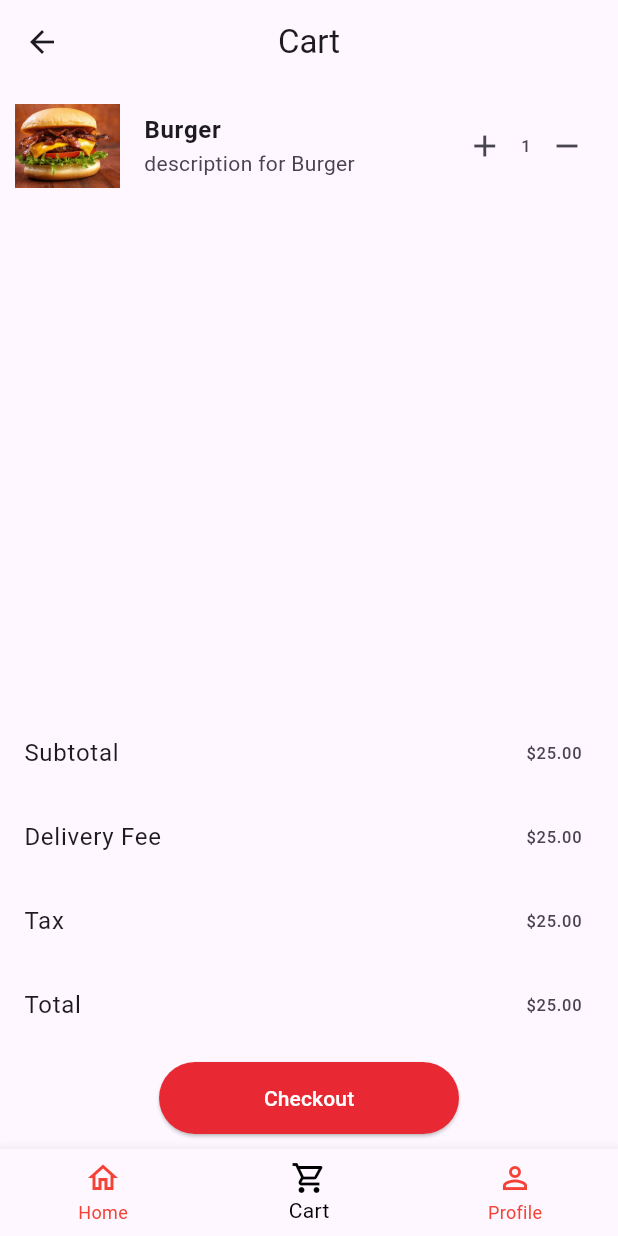
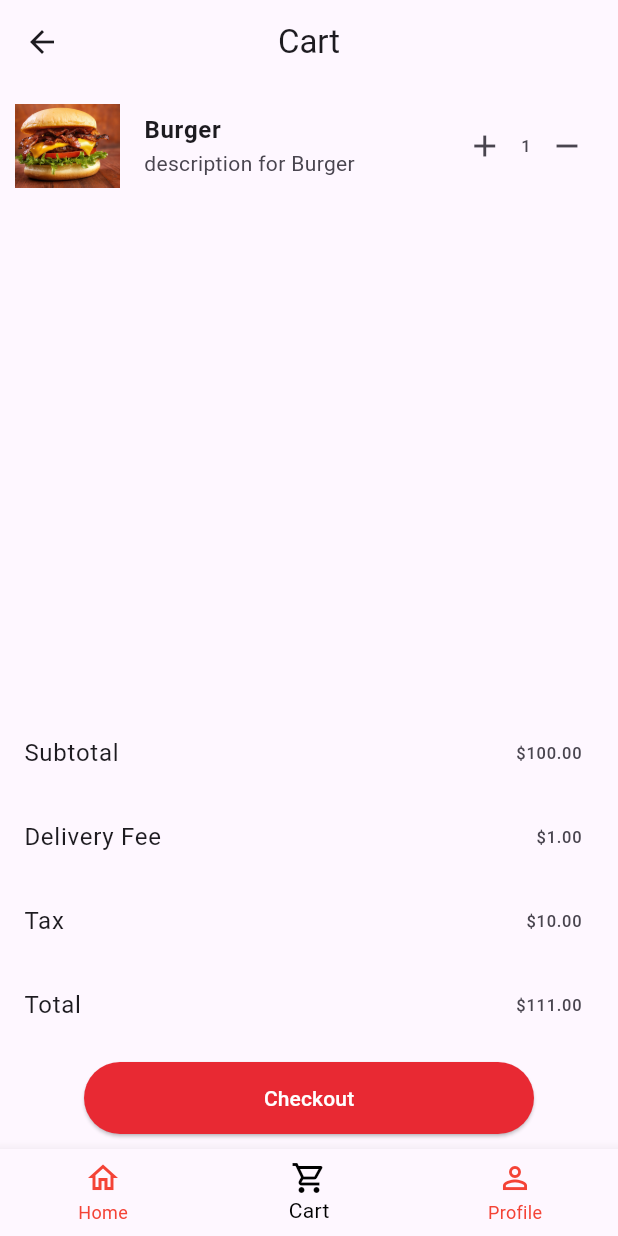
Before and after one commit to MohannedAshraf/Food_Delivery_Task, a Flutter app: the screen it shows after launch, scrolled down 41 dp, after a tap on "Add to cart", after a tap on the "shopping cart" icon, on a phone screen of 412 x 824 dp. Run offline on Flutter 3.47's test engine with Material 3 defaults, Android fonts, the phone set to English and light mode, and no system bars; our stand-ins replace carousel_slider, get, lottie.

Commit message:
all done

```diff
--- a/lib/Screens/checkout_screen.dart
+++ b/lib/Screens/checkout_screen.dart
@@ -9,8 +9,8 @@ class CheckoutScreen extends StatelessWidget {
 
   @override
   Widget build(BuildContext context) {
-    final cartController = Provider.of<CartController>(context, listen: true);
-
+    return Consumer<CartController>(
+      builder: (context, cartController, child) {
         if (cartController.cartItems.isEmpty) {
           return Scaffold(
             appBar: AppBar(
@@ -24,7 +24,11 @@ class CheckoutScreen extends StatelessWidget {
               child: Column(
                 mainAxisAlignment: MainAxisAlignment.center,
                 children: [
-              Lottie.asset('assets/lottie/empty.json', height: 200, width: 200),
+                  Lottie.asset(
+                    'assets/lottie/empty.json',
+                    height: 200,
+                    width: 200,
+                  ),
                   const SizedBox(height: 16),
                   const Padding(
                     padding: EdgeInsets.symmetric(horizontal: 16.0),
@@ -42,7 +46,6 @@ class CheckoutScreen extends StatelessWidget {
             appBar: AppBar(centerTitle: true, title: const Text("Cart")),
             body: Column(
               children: [
-            // القائمة بتاخد المساحة المتبقية
                 Expanded(
                   child: ListView.builder(
                     itemCount: cartController.cartItems.length,
@@ -53,25 +56,43 @@ class CheckoutScreen extends StatelessWidget {
                   ),
                 ),
 
-            // تفاصيل الطلب
-            const ListTile(title: Text('Subtotal'), trailing: Text('\$25.00')),
-            const ListTile(
-              title: Text('Delivery Fee'),
-              trailing: Text('\$25.00'),
+                //total price
+                ListTile(
+                  title: const Text('Subtotal'),
+                  trailing: Text(
+                    '\$${cartController.subtotal.toStringAsFixed(2)}',
                   ),
-            const ListTile(title: Text('Tax'), trailing: Text('\$25.00')),
-            const ListTile(title: Text('Total'), trailing: Text('\$25.00')),
+                ),
+                ListTile(
+                  title: const Text('Delivery Fee'),
+                  trailing: Text(
+                    '\$${cartController.deliveryFee.toStringAsFixed(2)}',
+                  ),
+                ),
+                ListTile(
+                  title: const Text('Tax'),
+                  trailing: Text('\$${cartController.tax.toStringAsFixed(2)}'),
+                ),
+                ListTile(
+                  title: const Text('Total'),
+                  trailing: Text(
+                    '\$${cartController.total.toStringAsFixed(2)}',
+                  ),
+                ),
 
-            // زر الدفع
                 Padding(
                   padding: const EdgeInsets.symmetric(vertical: 10),
                   child: ElevatedButton(
                     onPressed: () {
-                  // تنفيذ عملية الدفع
+                      //clear cart
+                      Provider.of<CartController>(
+                        context,
+                        listen: false,
+                      ).clearCart();
                     },
                     style: ElevatedButton.styleFrom(
                       backgroundColor: const Color(0xffE82933),
-                  fixedSize: const Size(200, 48),
+                      fixedSize: const Size(300, 48),
                     ),
                     child: const Text(
                       'Checkout',
@@ -83,5 +104,7 @@ class CheckoutScreen extends StatelessWidget {
             ),
           );
         }
+      },
+    );
   }
 }
--- a/lib/controllers/cart_controller.dart
+++ b/lib/controllers/cart_controller.dart
@@ -4,14 +4,61 @@ import 'package:food_delivery_app/models/cart_model.dart';
 class CartController extends ChangeNotifier {
   List<CartModel> cartItems = [];
 
-  // Show snack-bar if item is added
   void addItemToCart(CartModel item) {
     cartItems.add(item);
-    notifyListeners(); // setState
+    notifyListeners();
   }
 
   void removeItemFromCart(CartModel item) {
     cartItems.removeWhere((element) => element.id == item.id);
     notifyListeners();
   }
+
+  // increase quantity
+  double increaseQuantity(CartModel item) {
+    final index = cartItems.indexWhere((element) => element.id == item.id);
+    if (index != -1 && cartItems[index].quantity > 0) {
+      cartItems[index] = cartItems[index].copyWith(
+        quantity: cartItems[index].quantity + 1,
+      );
+      notifyListeners();
+    }
+    return subtotal;
+  }
+
+  // decrease quantity
+  double decreaseQuantity(CartModel item) {
+    final index = cartItems.indexWhere((element) => element.id == item.id);
+    if (index != -1) {
+      if (cartItems[index].quantity > 1) {
+        cartItems[index] = cartItems[index].copyWith(
+          quantity: cartItems[index].quantity - 1,
+        );
+      } else {
+        cartItems.removeAt(index);
+      }
+      notifyListeners();
+    }
+    return subtotal;
+  }
+
+  //clear cart
+  void clearCart() {
+    cartItems.clear();
+    notifyListeners();
+  }
+
+  // subtotal
+  double get subtotal {
+    return cartItems.fold(0, (sum, item) => sum + (item.price * item.quantity));
+  }
+
+  // calc tax
+  double get tax => subtotal * 0.10;
+
+  // calc delivery fee
+  double get deliveryFee => subtotal * 0.01;
+
+  // calc total
+  double get total => subtotal + tax + deliveryFee;
 }
--- a/lib/core/widgets/cart_item.dart
+++ b/lib/core/widgets/cart_item.dart
@@ -1,12 +1,17 @@
 import 'package:flutter/material.dart';
+import 'package:food_delivery_app/controllers/cart_controller.dart';
 import 'package:food_delivery_app/models/cart_model.dart';
+import 'package:provider/provider.dart';
 
 class CartItemWidget extends StatelessWidget {
   final CartModel cartItem;
+
   const CartItemWidget({super.key, required this.cartItem});
 
   @override
   Widget build(BuildContext context) {
+    final cartController = Provider.of<CartController>(context, listen: false);
+
     return ListTile(
       contentPadding: const EdgeInsets.symmetric(horizontal: 10, vertical: 5),
       title: Text(
@@ -25,9 +30,20 @@ class CartItemWidget extends StatelessWidget {
         child: Row(
           mainAxisAlignment: MainAxisAlignment.end,
           children: [
-            IconButton(onPressed: () {}, icon: const Icon(Icons.add)),
-            const Text('1'),
-            IconButton(onPressed: () {}, icon: const Icon(Icons.remove)),
+            //add or  remove button
+            IconButton(
+              onPressed: () {
+                cartController.increaseQuantity(cartItem);
+              },
+              icon: const Icon(Icons.add),
+            ),
+            Text('${cartItem.quantity}'),
+            IconButton(
+              onPressed: () {
+                cartController.decreaseQuantity(cartItem);
+              },
+              icon: const Icon(Icons.remove),
+            ),
           ],
         ),
       ),
--- a/lib/core/widgets/list_view.dart
+++ b/lib/core/widgets/list_view.dart
@@ -19,6 +19,11 @@ class _CustomListViewState extends State<CustomListView> {
     final screenWidth = MediaQuery.of(context).size.width;
     final screenHeight = MediaQuery.of(context).size.height;
 
+    final cartController = Provider.of<CartController>(context);
+    final isInCart = cartController.cartItems.any(
+      (item) => item.id == widget.foodItem.id,
+    );
+
     return Container(
       margin: EdgeInsets.symmetric(vertical: screenHeight * 0.01),
       padding: EdgeInsets.all(screenWidth * 0.02),
@@ -36,7 +41,6 @@ class _CustomListViewState extends State<CustomListView> {
       child: Row(
         crossAxisAlignment: CrossAxisAlignment.center,
         children: [
-          // صورة المنتج
           Container(
             width: screenWidth * 0.2,
             height: screenWidth * 0.2,
@@ -50,7 +54,7 @@ class _CustomListViewState extends State<CustomListView> {
           ),
           SizedBox(width: screenWidth * 0.025),
 
-          // نصوص المنتج
+          //product
           Expanded(
             child: Column(
               crossAxisAlignment: CrossAxisAlignment.start,
@@ -75,16 +79,14 @@ class _CustomListViewState extends State<CustomListView> {
             ),
           ),
 
-          // زرار إضافة للسلة
+          //add to cart button
           SizedBox(
             height: screenHeight * 0.04,
             width: screenWidth * 0.25,
             child: TextButton(
               style: TextButton.styleFrom(
                 backgroundColor:
-                    widget.foodItem.isAddedToCart
-                        ? Colors.red.shade200
-                        : Colors.grey.shade300,
+                    isInCart ? Colors.red.shade200 : Colors.grey.shade300,
                 shape: RoundedRectangleBorder(
                   borderRadius: BorderRadius.circular(screenWidth * 0.02),
                 ),
@@ -97,27 +99,17 @@ class _CustomListViewState extends State<CustomListView> {
                   title: widget.foodItem.title,
                   desc: widget.foodItem.subtitle,
                   image: widget.foodItem.image,
+                  price: widget.foodItem.price,
                 );
 
-                if (widget.foodItem.isAddedToCart) {
-                  Provider.of<CartController>(
-                    context,
-                    listen: false,
-                  ).removeItemFromCart(cartItem);
+                if (isInCart) {
+                  cartController.removeItemFromCart(cartItem);
                 } else {
-                  Provider.of<CartController>(
-                    context,
-                    listen: false,
-                  ).addItemToCart(cartItem);
+                  cartController.addItemToCart(cartItem);
                 }
-
-                setState(() {
-                  widget.foodItem.isAddedToCart =
-                      !widget.foodItem.isAddedToCart;
-                });
               },
               child: Text(
-                widget.foodItem.isAddedToCart ? "Remove" : "Add to cart",
+                isInCart ? "Remove" : "Add to cart",
                 style: TextStyle(
                   color: Colors.black,
                   fontSize: screenWidth * 0.03,
--- a/lib/models/cart_model.dart
+++ b/lib/models/cart_model.dart
@@ -4,6 +4,7 @@ class CartModel {
   final String desc;
   final String image;
   final int id;
+  final double price; // السعر
 
   const CartModel({
     required this.id,
@@ -11,5 +12,24 @@ class CartModel {
     required this.title,
     required this.desc,
     required this.image,
+    required this.price,
   });
+
+  CartModel copyWith({
+    int? quantity,
+    String? title,
+    String? desc,
+    String? image,
+    int? id,
+    double? price,
+  }) {
+    return CartModel(
+      id: id ?? this.id,
+      quantity: quantity ?? this.quantity,
+      title: title ?? this.title,
+      desc: desc ?? this.desc,
+      image: image ?? this.image,
+      price: price ?? this.price,
+    );
+  }
 }
```
Also changed, not shown: lib/models/food_item.dart (+5 -2 lines). Lines whose indentation alone changed are shown as unchanged.
